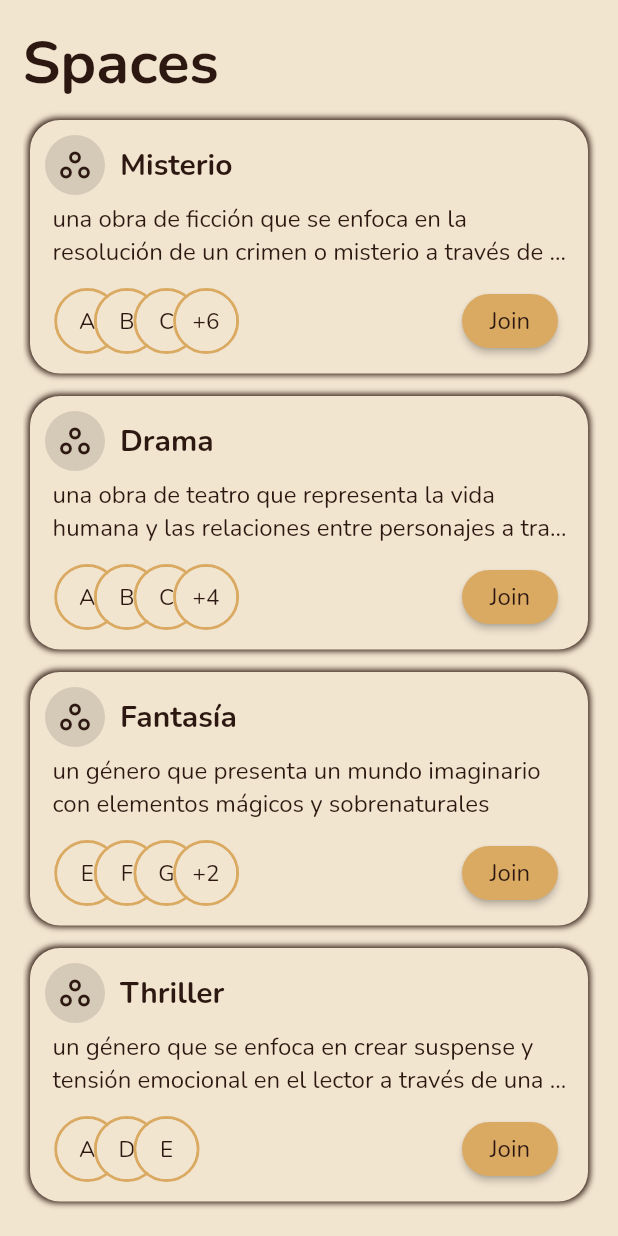
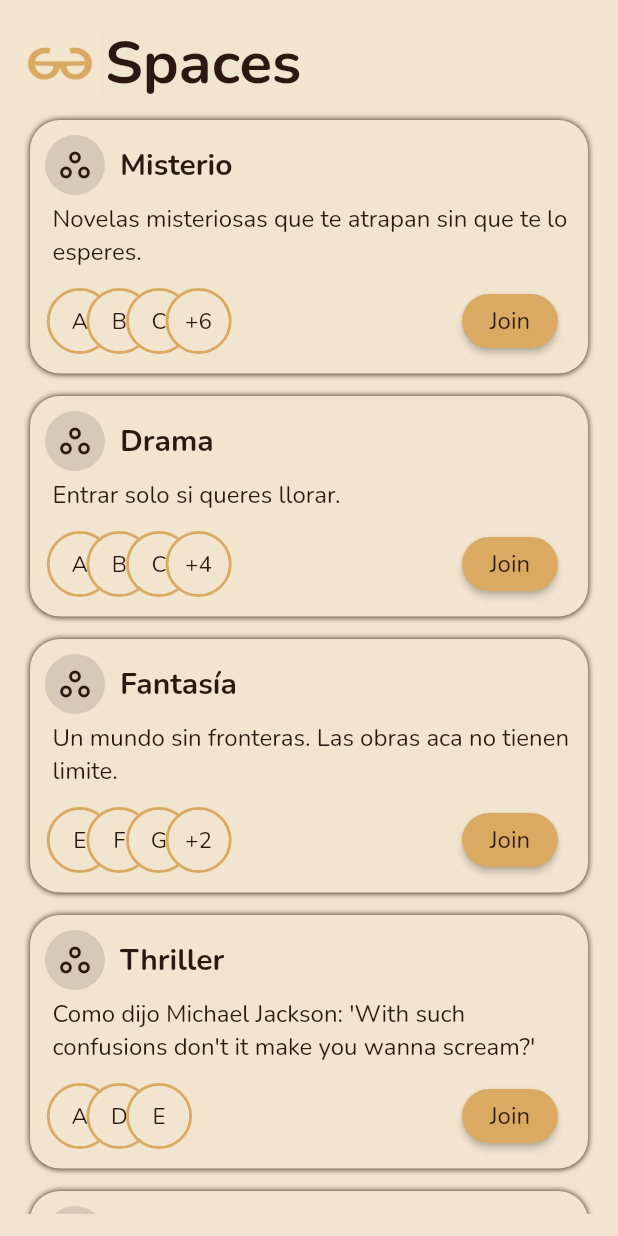
Before and after one commit to TomasWard1/deep, a Flutter app: the screen it shows after launch, on a phone screen of 412 x 824 dp. Run offline on Flutter 3.47's test engine with Material 2 defaults, Android fonts, the light colour scheme and no system bars; our stand-ins replace get, google_fonts.

```diff
--- a/lib/controllers/SpacesController.dart
+++ b/lib/controllers/SpacesController.dart
@@ -16,8 +16,7 @@ class SpacesController extends GetxController {
     Space misterio = Space(
         name: 'Misterio',
         color: Colors.purple.shade300,
-        description:
-            'una obra de ficción que se enfoca en la resolución de un crimen o misterio a través de la investigación y la deducción',
+        description: 'Novelas misteriosas que te atrapan sin que te lo esperes.',
         id: '1',
         imageUrl: '',
         participantIds: ['a', 'b', 'c', 'd', 'e', 'f', 'g', 'h', 'i']);
@@ -25,8 +24,7 @@ class SpacesController extends GetxController {
     Space drama = Space(
         name: 'Drama',
         color: Colors.red.shade300,
-        description:
-            'una obra de teatro que representa la vida humana y las relaciones entre personajes a través del diálogo y la acción',
+        description: 'Entrar solo si queres llorar.',
         id: '2',
         imageUrl: '',
         participantIds: ['a', 'b', 'c', 'd', 'e', 'f', 'g']);
@@ -34,7 +32,7 @@ class SpacesController extends GetxController {
     Space fantasia = Space(
         name: 'Fantasía',
         color: Colors.green.shade300,
-        description: 'un género que presenta un mundo imaginario con elementos mágicos y sobrenaturales',
+        description: 'Un mundo sin fronteras. Las obras aca no tienen limite.',
         id: '3',
         imageUrl: '',
         participantIds: ['e', 'f', 'g', 'h', 'i']);
@@ -42,8 +40,7 @@ class SpacesController extends GetxController {
     Space thriller = Space(
         name: 'Thriller',
         color: Colors.teal.shade300,
-        description:
-            'un género que se enfoca en crear suspense y tensión emocional en el lector a través de una trama llena de giros y sorpresas',
+        description: 'Como dijo Michael Jackson: \'With such confusions don\'t it make you wanna scream?\'',
         id: '4',
         imageUrl: '',
         participantIds: ['a', 'd', 'e']);
@@ -51,7 +48,7 @@ class SpacesController extends GetxController {
     Space cuentos = Space(
         name: 'Cuentos',
         color: Colors.lime.shade300,
-        description: 'una obra de ficción breve que narra una historia con un inicio, un nudo y un desenlace',
+        description: 'Cuentos cortos de menos de 1500 palabras.',
         id: '5',
         imageUrl: '',
         participantIds: ['a', 'b', 'c', 'd', 'e', 'f', 'g', 'h', 'i']);
@@ -60,7 +57,7 @@ class SpacesController extends GetxController {
         name: 'Historia',
         color: Colors.orange.shade300,
         description:
-            'un relato que documenta y analiza eventos pasados en la sociedad, la política, la cultura y otros aspectos de la vida humana',
+            'Ensayos, biografias, y investigaciones actuales sobre la historia de la humanidad.',
         id: '6',
         imageUrl: '',
         participantIds: ['a', 'b', 'c', 'd', 'e', 'f', 'g', 'h']);
--- a/lib/helpers/DeepWidgets.dart
+++ b/lib/helpers/DeepWidgets.dart
@@ -34,7 +34,7 @@ class DeepWidgets {
               color: bgColor,
               // color: s.color,
               borderRadius: BorderRadius.circular(20),
-              boxShadow: [BoxShadow(color: textColor, blurRadius: 3, spreadRadius: 1)]),
+              boxShadow: [BoxShadow(color: textColor, blurRadius: 3, spreadRadius: 0)]),
           child: Column(
             children: [
               Row(
@@ -51,12 +51,13 @@ class DeepWidgets {
                   ))
                 ],
               ),
-              Padding(
+              Container(
+                width: double.infinity,
                 padding: const EdgeInsets.only(left: 5.0, top: 5, bottom: 10),
                 child: bodyText(s.description, textColor),
               ),
               Padding(
-                padding: const EdgeInsets.only(left: 15, right: 10),
+                padding: const EdgeInsets.only(left: 10, right: 10),
                 child: Row(
                   mainAxisSize: MainAxisSize.min,
                   children: [Expanded(child: participantOverlapList(s.participantIds, s.color)), joinButton()],
--- a/lib/screens/SpacesTab.dart
+++ b/lib/screens/SpacesTab.dart
@@ -17,9 +17,14 @@ class SpacesTab extends GetView<SpacesController> {
             padding: const EdgeInsets.all(15.0),
             child: Column(
               children: [
-                SizedBox(
-                  width: double.infinity,
-                  child: DeepWidgets().titleText('Spaces', DeepWidgets().textColor),
+                Row(
+                  children: [
+                    Padding(
+                      padding: const EdgeInsets.only(right: 5.0),
+                      child: Image.asset('assets/deepLogo.jpg',width: 50,height: 50,),
+                    ),
+                    Expanded(child: DeepWidgets().titleText('Spaces', DeepWidgets().textColor)),
+                  ],
                 ),
                 Expanded(
                   child: ListView.builder(
--- a/pubspec.yaml
+++ b/pubspec.yaml
@@ -61,9 +61,8 @@ flutter:
   uses-material-design: true
 
   # To add assets to your application, add an assets section, like this:
-  # assets:
-  #   - images/a_dot_burr.jpeg
-  #   - images/a_dot_ham.jpeg
+  assets:
+    - assets/
 
   # An image asset can refer to one or more resolution-specific "variants", see
   # https://flutter.dev/assets-and-images/#resolution-aware
```
Also changed, not shown: assets/deepLogo.jpg (added).
